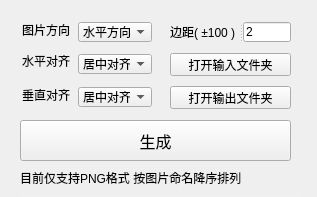
Old version of the form ui/face.ui in the repository alpxe/laya-polymorhic-graph.
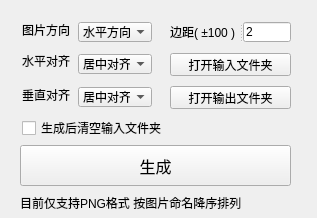
New version of the form.

```diff
--- a/ui/face.ui
+++ b/ui/face.ui
@@ -7,7 +7,7 @@
     <x>0</x>
     <y>0</y>
     <width>317</width>
-    <height>197</height>
+    <height>218</height>
    </rect>
   </property>
   <property name="mouseTracking">
@@ -141,7 +141,7 @@
    <property name="geometry">
     <rect>
      <x>20</x>
-     <y>120</y>
+     <y>145</y>
      <width>271</width>
      <height>41</height>
     </rect>
@@ -208,7 +208,7 @@
    <property name="geometry">
     <rect>
      <x>20</x>
-     <y>170</y>
+     <y>195</y>
      <width>261</width>
      <height>16</height>
     </rect>
@@ -221,7 +221,7 @@
    <property name="geometry">
     <rect>
      <x>20</x>
-     <y>195</y>
+     <y>220</y>
      <width>281</width>
      <height>20</height>
     </rect>
@@ -285,6 +285,19 @@
     <bool>true</bool>
    </property>
   </widget>
+  <widget class="QCheckBox" name="deleteCheck">
+   <property name="geometry">
+    <rect>
+     <x>22</x>
+     <y>120</y>
+     <width>141</width>
+     <height>16</height>
+    </rect>
+   </property>
+   <property name="text">
+    <string>生成后清空输入文件夹</string>
+   </property>
+  </widget>
  </widget>
  <resources/>
  <connections/>
```
